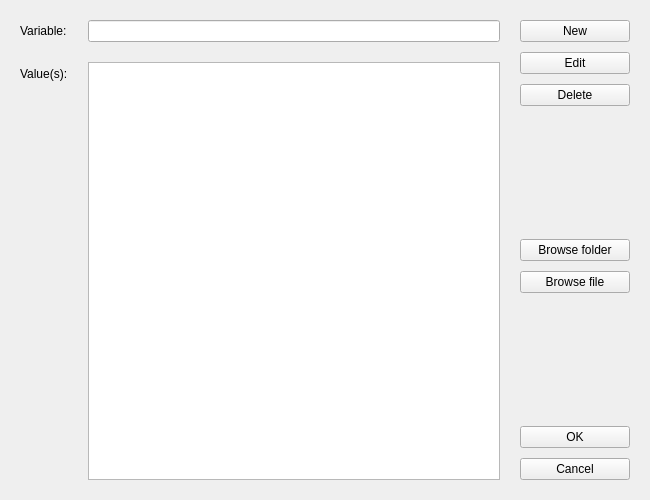
First picture: the form in src/manage_env/ui_files/edit_dialog_form.ui, repository Noertri/manage-env, before the edit.
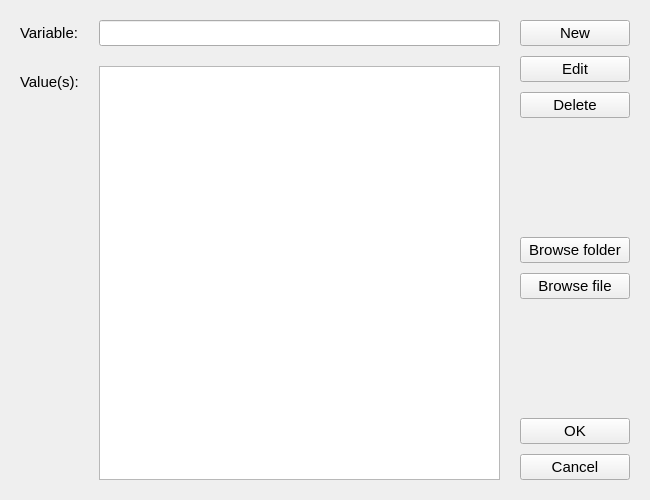
Second picture: the form after the edit.

Commit message: memperbaiki ukuran font

Patch:
```diff
--- a/src/manage_env/ui_files/edit_dialog_form.ui
+++ b/src/manage_env/ui_files/edit_dialog_form.ui
@@ -458,6 +458,11 @@
     </disabled>
    </palette>
   </property>
+  <property name="font">
+   <font>
+    <pointsize>11</pointsize>
+   </font>
+  </property>
   <property name="windowTitle">
    <string>Edit Variable</string>
   </property>
@@ -519,6 +524,11 @@
        </item>
        <item row="1" column="1">
         <widget class="QListWidget" name="values_list">
+         <property name="font">
+          <font>
+           <pointsize>11</pointsize>
+          </font>
+         </property>
          <property name="editTriggers">
           <set>QAbstractItemView::NoEditTriggers</set>
          </property>
```
The commit also changes 7 other files.
